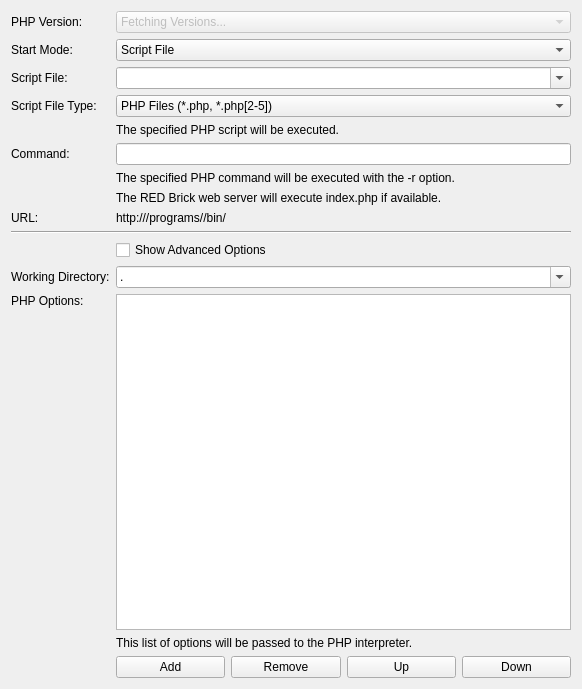
Qt form src/brickv/plugin_system/plugins/red/ui/program_page_php.ui (Tinkerforge/brickv) before a commit.
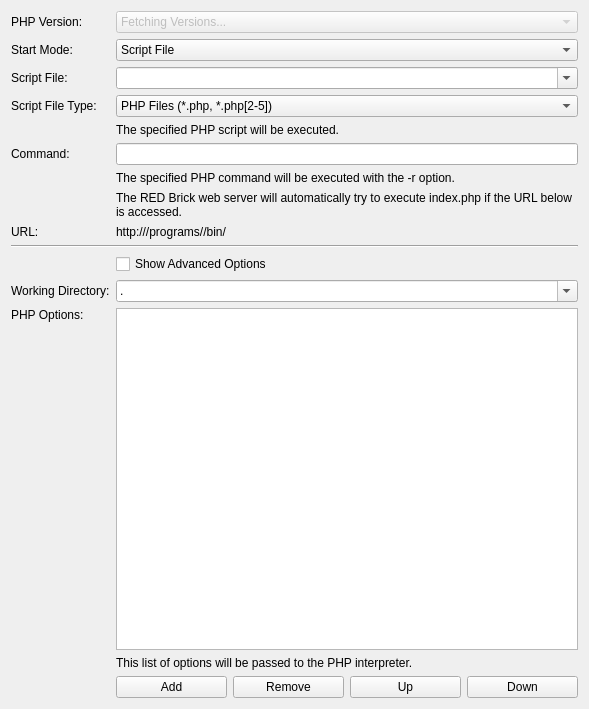
The same form after that commit. Custom widgets are drawn as their Qt base class.

Commit message: red-brick/pw: Mak Python and PHP web interface help sentence a bit more specific

```diff
--- a/src/brickv/plugin_system/plugins/red/ui/program_page_php.ui
+++ b/src/brickv/plugin_system/plugins/red/ui/program_page_php.ui
@@ -6,8 +6,8 @@
    <rect>
     <x>0</x>
     <y>0</y>
-    <width>582</width>
-    <height>689</height>
+    <width>589</width>
+    <height>709</height>
    </rect>
   </property>
   <property name="windowTitle">
@@ -269,7 +269,7 @@
      <item row="7" column="1" colspan="4">
       <widget class="QLabel" name="label_web_interface_help">
        <property name="text">
-        <string>The RED Brick web server will execute index.php if available.</string>
+        <string>The RED Brick web server will automatically try to execute index.php if the URL below is accessed.</string>
        </property>
        <property name="wordWrap">
         <bool>true</bool>
```
The commit also changes 1 other file.
